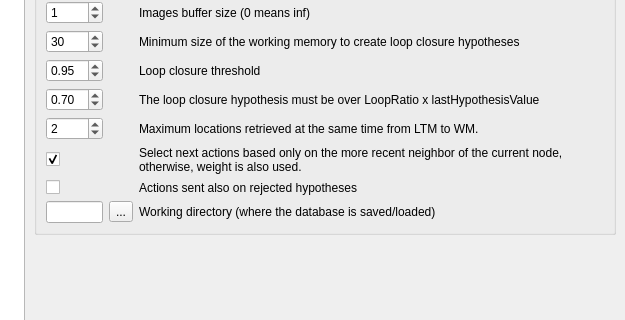
introlab/rtabmap, file guilib/src/ui/preferencesDialog.ui: the form before one commit; both pictures show x 267 to 892 and y 87 to 407 of the 892 by 796 pixel window.
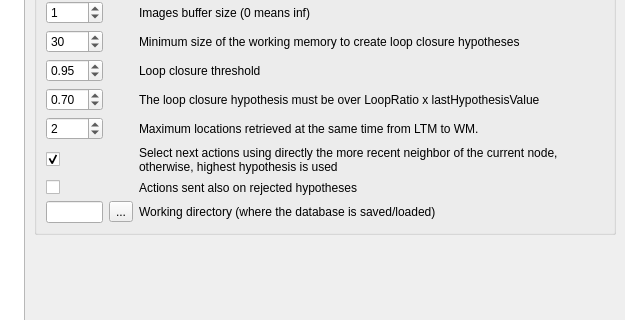
The form after the commit. The open tabs and pages were chosen to show the change. Icons and pictures are not drawn. Custom widgets are drawn as their Qt base class.

Commit message: Select next actions based on posterior values (highest neighbor's hypothesis is selected)

```diff
--- a/guilib/src/ui/preferencesDialog.ui
+++ b/guilib/src/ui/preferencesDialog.ui
@@ -990,7 +990,7 @@
               <item row="7" column="2">
                <widget class="QLabel" name="label_39">
                 <property name="text">
-                 <string>Select next actions based only on the more recent neighbor of the current node, otherwise, weight is also used.</string>
+                 <string>Select next actions using directly the more recent neighbor of the current node, otherwise, highest hypothesis is used</string>
                 </property>
                 <property name="wordWrap">
                  <bool>true</bool>
```
Left out of the diff: 2 changed lines with no effect on the pictures. The commit also changes 2 other files.
